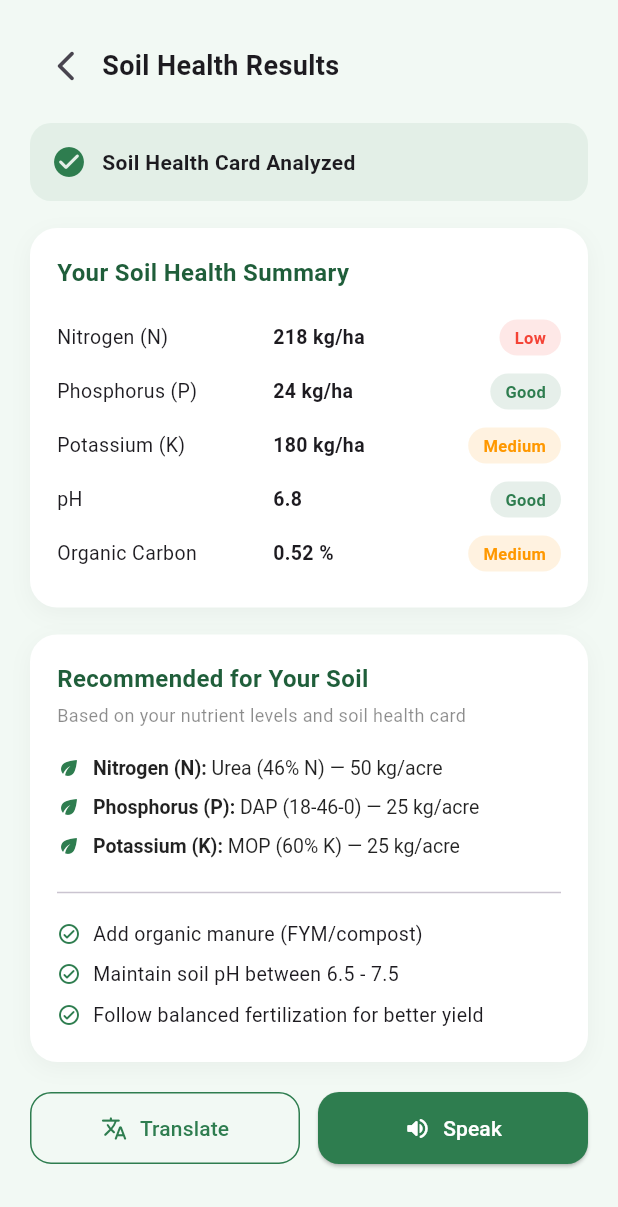
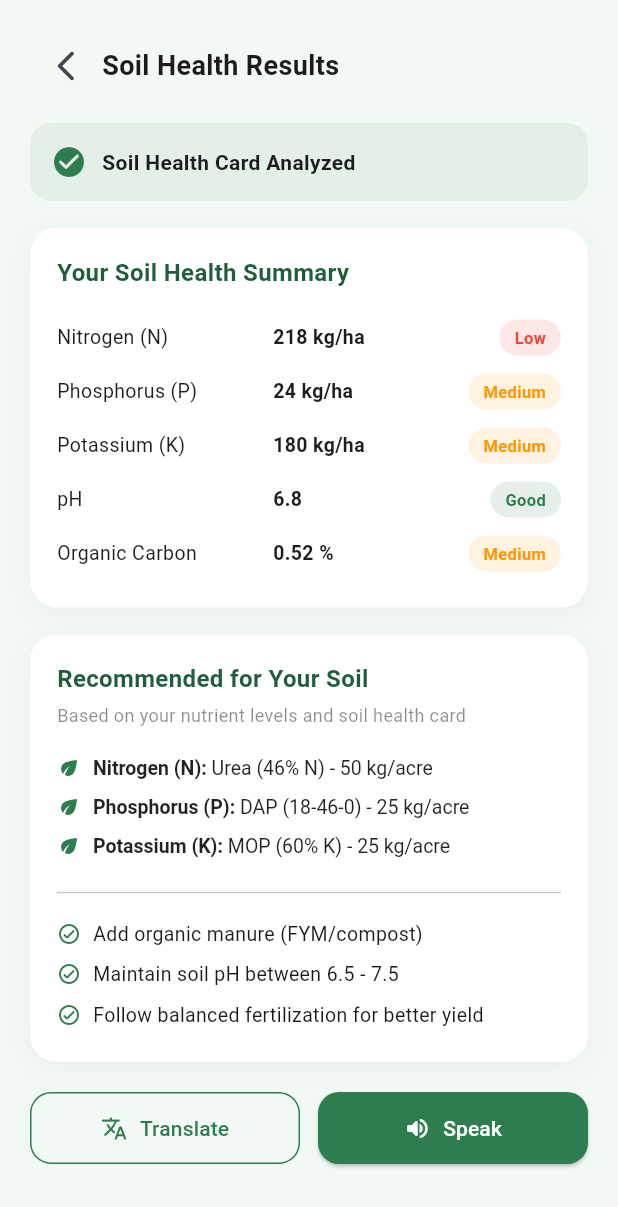
Before and after one commit to chinmayibasavaraju-21/soil_health_app, a Flutter app: the ResultScreen screen opened directly, on a phone screen of 412 x 824 dp. Shown: the top 1207 px of the screen. Run offline on Flutter 3.47's test engine with Material 3 defaults, Android fonts, the phone set to English and light mode, and no system bars.

Commit message:
Connect result screen to soil logic

```diff
--- a/lib/screens/result_screen.dart
+++ b/lib/screens/result_screen.dart
@@ -1,38 +1,48 @@
 import 'package:flutter/material.dart';
 
+import '../services/soil_logic.dart';
+
 class ResultScreen extends StatelessWidget {
-  const ResultScreen({super.key});
+  // Pass the OCR text here later: ResultScreen(scannedText: ocrText).
+  // If null, the sample text below is used so the screen still works.
+  const ResultScreen({super.key, this.scannedText});
+
+  final String? scannedText;
 
   static const Color primaryGreen = Color(0xFF2E7D4F);
   static const Color darkGreen = Color(0xFF1F5E3A);
   static const Color bgGreen = Color(0xFFF2F9F4);
 
-  // Dummy data for now — Thanusha will replace this with real OCR + logic output
-  static const List<Map<String, String>> soilData = [
-    {'param': 'Nitrogen (N)', 'value': '218 kg/ha', 'status': 'Low'},
-    {'param': 'Phosphorus (P)', 'value': '24 kg/ha', 'status': 'Good'},
-    {'param': 'Potassium (K)', 'value': '180 kg/ha', 'status': 'Medium'},
-    {'param': 'pH', 'value': '6.8', 'status': 'Good'},
-    {'param': 'Organic Carbon', 'value': '0.52 %', 'status': 'Medium'},
-  ];
+  // Sample card text, used until real OCR text is passed in.
+  static const String _sampleText = '''
+Available Nitrogen (N): 218 kg/ha
+Available Phosphorus (P): 24 kg/ha
+Available Potassium (K): 180 kg/ha
+pH 6.8
+Organic Carbon (OC) 0.52 %
+''';
 
-  static const List<Map<String, String>> recommendations = [
-    {'label': 'Nitrogen (N)', 'detail': 'Urea (46% N) — 50 kg/acre'},
-    {'label': 'Phosphorus (P)', 'detail': 'DAP (18-46-0) — 25 kg/acre'},
-    {'label': 'Potassium (K)', 'detail': 'MOP (60% K) — 25 kg/acre'},
-  ];
+  String _statusFor(Level l) {
+    switch (l) {
+      case Level.low:
+        return 'Low';
+      case Level.medium:
+        return 'Medium';
+      case Level.high:
+        return 'Good';
+    }
+  }
 
-  static const List<String> otherSuggestions = [
-    'Add organic manure (FYM/compost)',
-    'Maintain soil pH between 6.5 - 7.5',
-    'Follow balanced fertilization for better yield',
-  ];
+  String _num(double v) =>
+      v == v.roundToDouble() ? v.toStringAsFixed(0) : v.toString();
 
   Color _statusColor(String status) {
     switch (status) {
       case 'Low':
         return Colors.red;
       case 'Medium':
+      case 'Acidic':
+      case 'Alkaline':
         return Colors.orange;
       case 'Good':
       default:
@@ -42,6 +52,47 @@ class ResultScreen extends StatelessWidget {
 
   @override
   Widget build(BuildContext context) {
+    final values = SoilLogic.parse(scannedText ?? _sampleText);
+
+    final List<Map<String, String>> soilData = [
+      if (values.n != null)
+        {
+          'param': 'Nitrogen (N)',
+          'value': '${_num(values.n!)} kg/ha',
+          'status': _statusFor(SoilLogic.nitrogenLevel(values.n!)),
+        },
+      if (values.p != null)
+        {
+          'param': 'Phosphorus (P)',
+          'value': '${_num(values.p!)} kg/ha',
+          'status': _statusFor(SoilLogic.phosphorusLevel(values.p!)),
+        },
+      if (values.k != null)
+        {
+          'param': 'Potassium (K)',
+          'value': '${_num(values.k!)} kg/ha',
+          'status': _statusFor(SoilLogic.potassiumLevel(values.k!)),
+        },
+      if (values.ph != null)
+        {
+          'param': 'pH',
+          'value': _num(values.ph!),
+          'status': SoilLogic.phLabel(values.ph!),
+        },
+      if (values.oc != null)
+        {
+          'param': 'Organic Carbon',
+          'value': '${_num(values.oc!)} %',
+          'status': _statusFor(SoilLogic.organicCarbonLevel(values.oc!)),
+        },
+    ];
+
+    final List<Map<String, String>> recommendations = SoilLogic.recommend(
+      values,
+    ).map((r) => {'label': r.nutrient, 'detail': r.advice}).toList();
+
+    final List<String> otherSuggestions = SoilLogic.tips(values);
+
     return Scaffold(
       backgroundColor: bgGreen,
       body: SafeArea(
--- /dev/null
+++ b/lib/services/soil_logic.dart
@@ -0,0 +1,153 @@
+// lib/services/soil_logic.dart
+// Parses OCR text from a Soil Health Card and builds fertilizer advice.
+// Pure Dart: no packages, works in Chrome, on Windows and on Android.
+
+enum Level { low, medium, high }
+
+class SoilValues {
+  final double? n; // kg/ha
+  final double? p; // kg/ha
+  final double? k; // kg/ha
+  final double? ph;
+  final double? oc; // %
+
+  const SoilValues({this.n, this.p, this.k, this.ph, this.oc});
+
+  bool get isEmpty =>
+      n == null && p == null && k == null && ph == null && oc == null;
+}
+
+class Recommendation {
+  final String nutrient; // "Nitrogen (N)"
+  final Level level;
+  final String advice; // "Urea (46% N) - 50 kg/acre"
+
+  const Recommendation(this.nutrient, this.level, this.advice);
+}
+
+class SoilLogic {
+  // ---------- 1. Read numbers out of OCR text ----------
+
+  static double? _find(String text, List<String> keywords) {
+    for (final kw in keywords) {
+      // keyword, up to ~40 non-digit chars (units, brackets, colons), then a number
+      final re = RegExp(
+        kw + r'[^0-9\n]{0,40}?(\d+(?:[.,]\d+)?)',
+        caseSensitive: false,
+      );
+      final m = re.firstMatch(text);
+      if (m != null) {
+        return double.tryParse(m.group(1)!.replaceAll(',', '.'));
+      }
+    }
+    return null;
+  }
+
+  static SoilValues parse(String rawText) {
+    // OCR often mixes up O/0 and l/1 inside numbers; keep it simple and tolerant.
+    final text = rawText.replaceAll('\r', '\n');
+    return SoilValues(
+      n: _find(text, ['nitrogen', r'\bN\b']),
+      p: _find(text, ['phosphorus', 'phosphorous', r'\bP\b']),
+      k: _find(text, ['potassium', r'\bK\b']),
+      ph: _find(text, [r'\bpH\b']),
+      oc: _find(text, ['organic\\s*carbon', r'\bOC\b']),
+    );
+  }
+
+  // ---------- 2. Classify levels ----------
+  // Thresholds follow the commonly used Soil Health Card ratings.
+  // Double-check them against your dataset / the official card before the demo.
+
+  static Level nitrogenLevel(double v) =>
+      v < 280 ? Level.low : (v <= 560 ? Level.medium : Level.high);
+
+  static Level phosphorusLevel(double v) =>
+      v < 10 ? Level.low : (v <= 25 ? Level.medium : Level.high);
+
+  static Level potassiumLevel(double v) =>
+      v < 110 ? Level.low : (v <= 280 ? Level.medium : Level.high);
+
+  static Level organicCarbonLevel(double v) =>
+      v < 0.5 ? Level.low : (v <= 0.75 ? Level.medium : Level.high);
+
+  /// pH is not low/medium/high: returns a short label instead.
+  static String phLabel(double v) =>
+      v < 6.5 ? 'Acidic' : (v <= 7.5 ? 'Good' : 'Alkaline');
+
+  // ---------- 3. Build advice ----------
+  // Doses are generic placeholders (kg/acre). Replace with doses from a
+  // trusted source (state agriculture dept / ICAR) before real use.
+
+  static List<Recommendation> recommend(SoilValues s) {
+    final out = <Recommendation>[];
+
+    if (s.n != null) {
+      final lvl = nitrogenLevel(s.n!);
+      out.add(
+        Recommendation('Nitrogen (N)', lvl, switch (lvl) {
+          Level.low => 'Urea (46% N) - 50 kg/acre',
+          Level.medium => 'Urea (46% N) - 25 kg/acre',
+          Level.high => 'No nitrogen fertilizer needed',
+        }),
+      );
+    }
+    if (s.p != null) {
+      final lvl = phosphorusLevel(s.p!);
+      out.add(
+        Recommendation('Phosphorus (P)', lvl, switch (lvl) {
+          Level.low => 'DAP (18-46-0) - 50 kg/acre',
+          Level.medium => 'DAP (18-46-0) - 25 kg/acre',
+          Level.high => 'No phosphorus fertilizer needed',
+        }),
+      );
+    }
+    if (s.k != null) {
+      final lvl = potassiumLevel(s.k!);
+      out.add(
+        Recommendation('Potassium (K)', lvl, switch (lvl) {
+          Level.low => 'MOP (60% K) - 40 kg/acre',
+          Level.medium => 'MOP (60% K) - 25 kg/acre',
+          Level.high => 'No potassium fertilizer needed',
+        }),
+      );
+    }
+    return out;
+  }
+
+  /// General tips shown under the fertilizer list.
+  static List<String> tips(SoilValues s) {
+    final t = <String>[];
+    if (s.oc != null && organicCarbonLevel(s.oc!) != Level.high) {
+      t.add('Add organic manure (FYM/compost)');
+    }
+    if (s.ph != null) {
+      if (s.ph! < 6.5)
+        t.add('Soil is acidic: consider applying lime');
+      else if (s.ph! > 7.5)
+        t.add('Soil is alkaline: consider gypsum and organic matter');
+      else
+        t.add('Maintain soil pH between 6.5 - 7.5');
+    }
+    t.add('Follow balanced fertilization for better yield');
+    return t;
+  }
+}
+
+// ---- Quick test (run with: dart run lib/services/soil_logic.dart) ----
+void main() {
+  const sample = '''
+Soil Health Card
+Available Nitrogen (N): 218 kg/ha
+Available Phosphorus (P): 24 kg/ha
+Available Potassium (K): 180 kg/ha
+pH 6.8
+Organic Carbon (OC) 0.52 %
+''';
+  final v = SoilLogic.parse(sample);
+  print('N=${v.n} P=${v.p} K=${v.k} pH=${v.ph} OC=${v.oc}');
+  for (final r in SoilLogic.recommend(v)) {
+    print('${r.nutrient} [${r.level.name}]: ${r.advice}');
+  }
+  print(SoilLogic.tips(v));
+}
```
